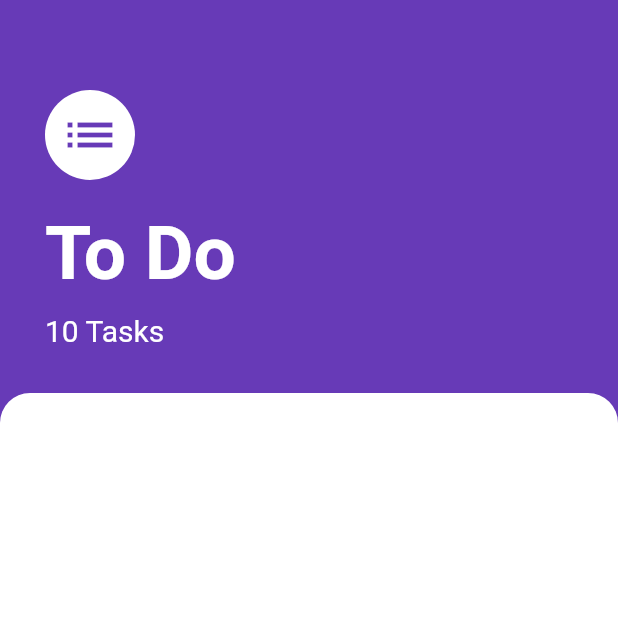
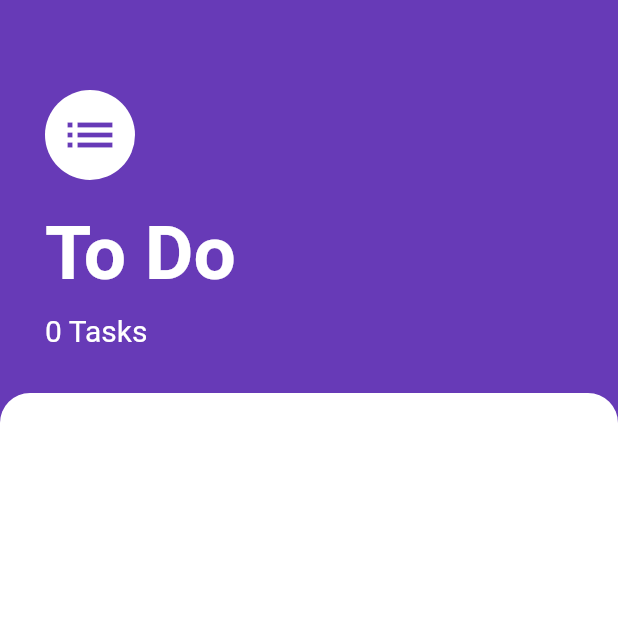
Before and after one commit to selimsshady/to_do_app, a Flutter app: the screen it shows after launch, on a phone screen of 412 x 824 dp, the top half of it. Run offline on Flutter 3.47's test engine with Material 2 defaults, Android fonts, the phone set to English and light mode, and no system bars.

```diff
--- a/lib/screens/tasks_screen.dart
+++ b/lib/screens/tasks_screen.dart
@@ -48,10 +48,10 @@ class _TasksScreenState extends State<TasksScreen> {
         children: [
           Container(
             padding: const EdgeInsets.only(top: 60.0, left: 30.0, bottom: 30.0),
-            child: const Column(
+            child: Column(
               crossAxisAlignment: CrossAxisAlignment.start,
               children: [
-                CircleAvatar(
+                const CircleAvatar(
                   radius: 30.0,
                   backgroundColor: Colors.white,
                   child: Icon(
@@ -60,22 +60,22 @@ class _TasksScreenState extends State<TasksScreen> {
                     color: kAppColor,
                   ),
                 ),
-                SizedBox(
+                const SizedBox(
                   height: 20.0,
                 ),
-                Text(
+                const Text(
                   'To Do',
                   style: TextStyle(
                       color: Colors.white,
                       fontWeight: FontWeight.bold,
                       fontSize: 50.0),
                 ),
-                SizedBox(
+                const SizedBox(
                   height: 10.0,
                 ),
                 Text(
-                  '10 Tasks',
-                  style: TextStyle(color: Colors.white, fontSize: 20.0),
+                  '${tasks.length} Tasks',
+                  style: const TextStyle(color: Colors.white, fontSize: 20.0),
                 ),
               ],
             ),
```
Also changed, not shown: 4 other files.
